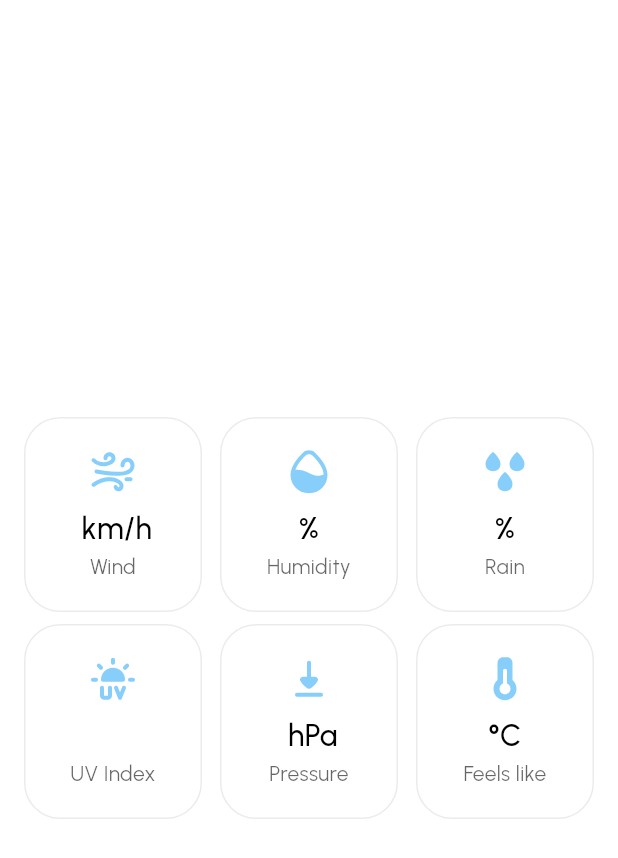
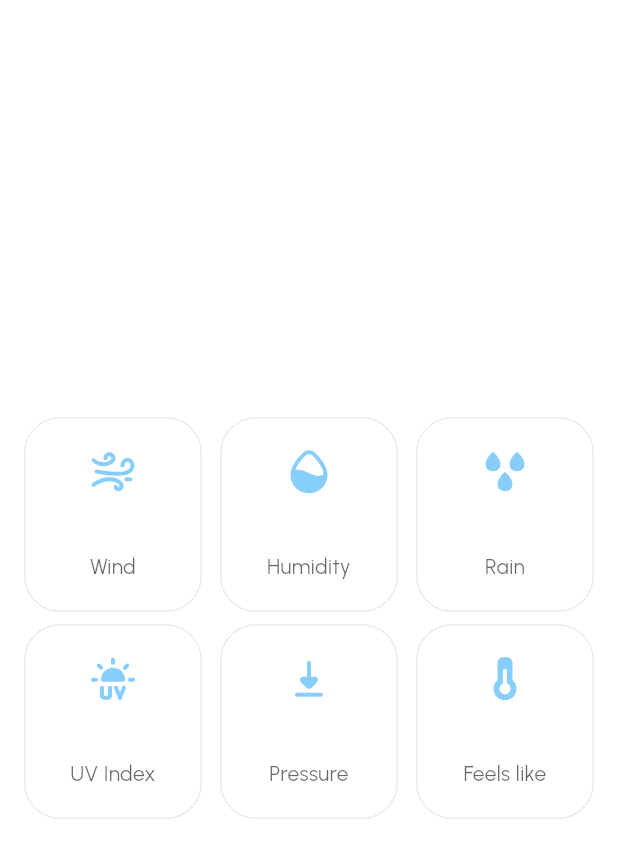
Before and after one commit to Havana-Squad/weather_app, a Flutter app: the WeatherInfoSection widget shown alone on an empty page, opened directly with empty values, on a phone screen of 412 x 824 dp. Shown: the top 858 px of the screen. Run offline on Flutter 3.47's test engine with Material 3 defaults, Android fonts, the phone set to English and light mode, and no system bars; our stand-ins replace dio, equatable, flutter_bloc, flutter_svg, geolocator, get_it and 1 more.

Commit message:
refactor: update weather info display to use raw values instead of formatted strings

```diff
--- a/lib/presentation/screen/component/weather_info_section.dart
+++ b/lib/presentation/screen/component/weather_info_section.dart
@@ -57,17 +57,17 @@ class WeatherInfoSection extends StatelessWidget{
         final items = [
           WeatherInfoItem(
             iconAsset: Assets.icons.fastWind,
-            value: '$wind km/h',
+            value: wind,
             title: AppLocalizations.of(context)!.wind,
           ),
           WeatherInfoItem(
             iconAsset: Assets.icons.humidity,
-            value: '$humidity%',
+            value: humidity,
             title: AppLocalizations.of(context)!.humidity,
           ),
           WeatherInfoItem(
             iconAsset: Assets.icons.rain,
-            value: '$rain%',
+            value: rain,
             title: AppLocalizations.of(context)!.rain,
           ),
           WeatherInfoItem(
@@ -77,12 +77,12 @@ class WeatherInfoSection extends StatelessWidget{
           ),
           WeatherInfoItem(
             iconAsset: Assets.icons.arrowDown05,
-            value: '$pressure hPa',
+            value: pressure,
             title: AppLocalizations.of(context)!.pressure,
           ),
           WeatherInfoItem(
             iconAsset: Assets.icons.temperature,
-            value: '$feelsLike°C',
+            value: feelsLike,
             title: AppLocalizations.of(context)!.feelsLike,
           ),
         ];
```
